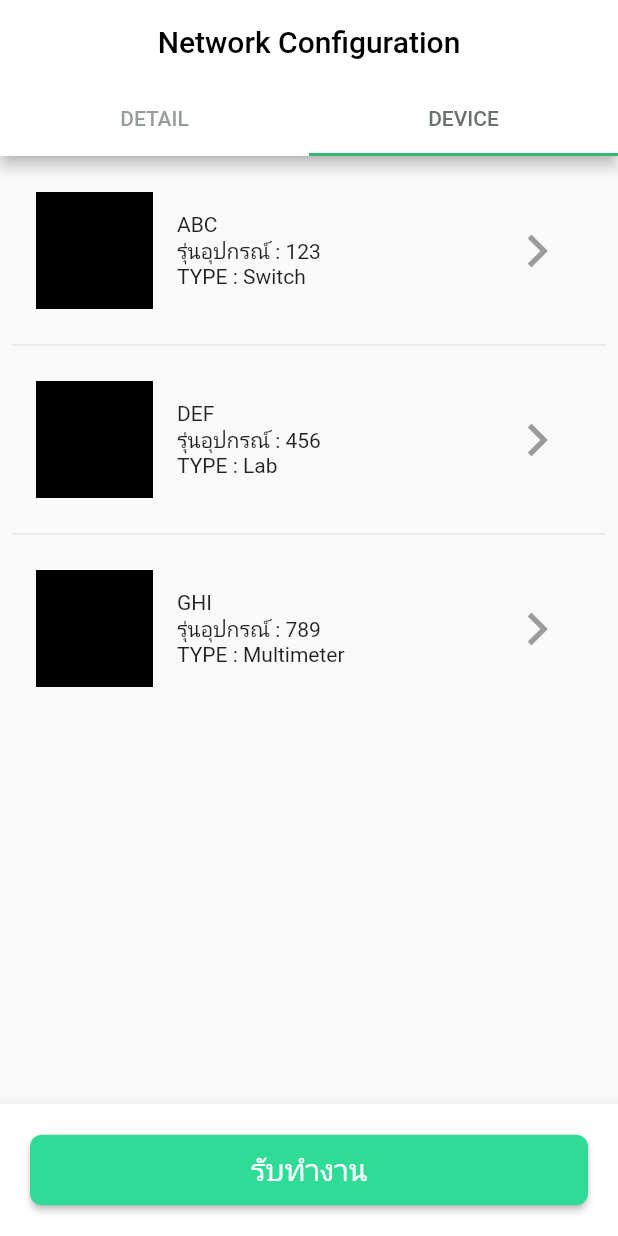
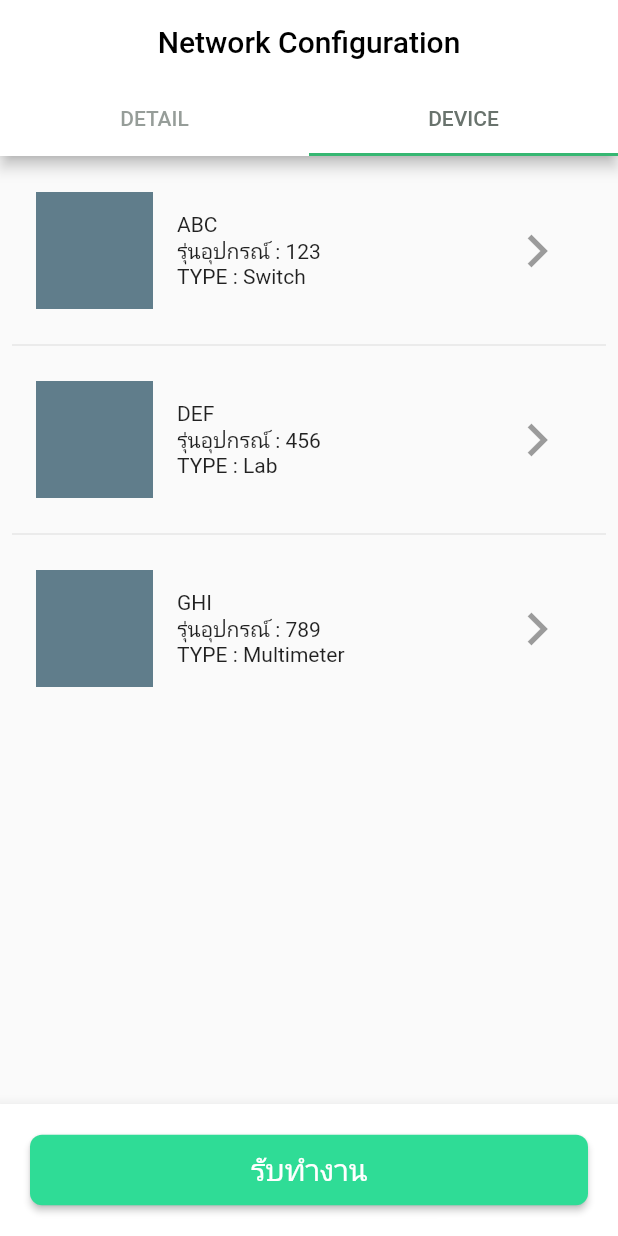
Before and after one commit to godprogrammer3/technician_app, a Flutter app: the screen it shows after launch, tab 2 chosen, on a phone screen of 412 x 824 dp. Run offline on Flutter 3.47's test engine with Material 2 defaults, Android fonts, the phone set to English and light mode, and no system bars; our stand-ins replace bloc, data_connection_checker, equatable, flutter_bloc, flutter_svg, pin_code_fields; missing offline and left inert: configurable_expansion_tile.

Commit message:
insert font

```diff
--- a/lap_app/lib/ui/widget/task_device.dart
+++ b/lap_app/lib/ui/widget/task_device.dart
@@ -35,7 +35,7 @@ import 'package:flutter/material.dart';
                           //   fit: BoxFit.fill,
                           // ),
                           shape: BoxShape.rectangle,
-                          color: Colors.black
+                          color: Colors.blueGrey
                         ),
                       ),
 
--- a/lap_app/pubspec.yaml
+++ b/lap_app/pubspec.yaml
@@ -27,3 +27,7 @@ flutter:
   uses-material-design: true
   assets:
     - assets/images/
+  fonts:
+    - family: supermarket
+      fonts:
+        - asset: assets/font/supermarket.ttf
```
Also changed, not shown: lap_app/assets/font/supermarket.ttf (added).
